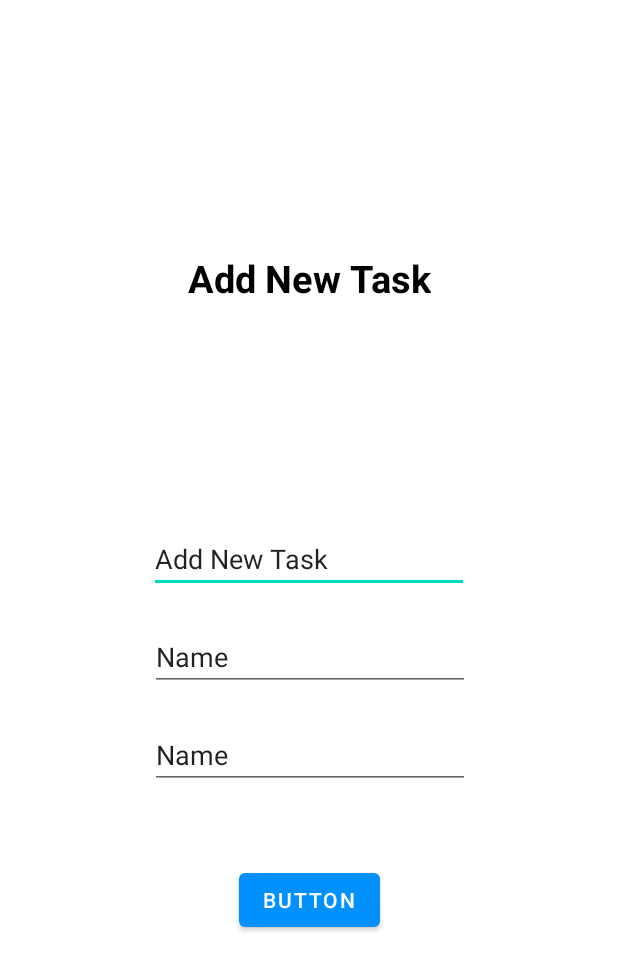
After one commit to m4rkl1n/StudyReminder, an Android app: the layout add_task.xml on its own in the app's theme, with its tools: preview values and no code run, on a phone screen of 412 x 824 dp. The commit adds this screen. Shown: the top 970 px of the screen. Run offline under Robolectric (Android 15) with nearby library versions, the phone set to English and light mode, and no system bars.

Commit message:
add new activity design

```diff
--- /dev/null
+++ b/app/src/main/res/layout/add_task.xml
@@ -0,0 +1,75 @@
+<?xml version="1.0" encoding="utf-8"?>
+<androidx.constraintlayout.widget.ConstraintLayout
+    xmlns:android="http://schemas.android.com/apk/res/android"
+    xmlns:app="http://schemas.android.com/apk/res-auto"
+    xmlns:tools="http://schemas.android.com/tools"
+    android:layout_width="match_parent"
+    android:layout_height="match_parent">
+
+    <TextView
+        android:id="@+id/addTasktxt"
+        android:layout_width="wrap_content"
+        android:layout_height="wrap_content"
+        android:layout_marginTop="50dp"
+        android:layout_marginBottom="30dp"
+        android:text="@string/addTask"
+        android:textColor="@color/black"
+        android:textSize="25dp"
+        android:textStyle="bold"
+        app:layout_constraintBottom_toTopOf="@+id/nametxt"
+        app:layout_constraintEnd_toEndOf="parent"
+        app:layout_constraintStart_toStartOf="parent"
+        app:layout_constraintTop_toTopOf="parent" />
+
+    <Button
+        android:id="@+id/button"
+        android:layout_width="wrap_content"
+        android:layout_height="wrap_content"
+        android:layout_marginTop="50dp"
+        android:layout_marginBottom="200dp"
+        android:text="Button"
+        app:layout_constraintBottom_toBottomOf="parent"
+        app:layout_constraintEnd_toEndOf="parent"
+        app:layout_constraintStart_toStartOf="parent"
+        app:layout_constraintTop_toBottomOf="@+id/datetxt" />
+
+    <EditText
+        android:id="@+id/nametxt"
+        android:layout_width="wrap_content"
+        android:layout_height="wrap_content"
+        android:layout_marginBottom="20dp"
+        android:ems="10"
+        android:inputType="text"
+        android:text="@string/addTask"
+        app:layout_constraintBottom_toTopOf="@+id/editTextTextPersonName2"
+        app:layout_constraintEnd_toEndOf="parent"
+        app:layout_constraintStart_toStartOf="parent" />
+
+    <EditText
+        android:id="@+id/editTextTextPersonName2"
+        android:layout_width="wrap_content"
+        android:layout_height="wrap_content"
+        android:layout_marginTop="20dp"
+        android:layout_marginBottom="20dp"
+        android:ems="10"
+        android:inputType="textPersonName"
+        android:text="Name"
+        app:layout_constraintBottom_toTopOf="@+id/datetxt"
+        app:layout_constraintEnd_toEndOf="parent"
+        app:layout_constraintHorizontal_bias="0.502"
+        app:layout_constraintStart_toStartOf="parent"
+        app:layout_constraintTop_toBottomOf="@+id/editTextTextPersonName" />
+
+    <EditText
+        android:id="@+id/datetxt"
+        android:layout_width="wrap_content"
+        android:layout_height="wrap_content"
+        android:layout_marginTop="20dp"
+        android:ems="10"
+        android:inputType="phone"
+        android:text="Name"
+        app:layout_constraintEnd_toEndOf="parent"
+        app:layout_constraintHorizontal_bias="0.502"
+        app:layout_constraintStart_toStartOf="parent"
+        app:layout_constraintTop_toBottomOf="@+id/editTextTextPersonName2" />
+</androidx.constraintlayout.widget.ConstraintLayout>
--- a/app/src/main/res/values/strings.xml
+++ b/app/src/main/res/values/strings.xml
@@ -2,10 +2,10 @@
     <string name="app_name">Study Reminder</string>
     <string name="settings">Settings</string>
     <string name="add">Add</string>
-<!--    <string name=""></string>-->
-<!--    <string name=""></string>-->
-<!--    <string name=""></string>-->
-<!--    <string name=""></string>-->
+    <string name="addTask">Add New Task</string>
+    <string name="taskDescription">Description</string>
+    <string name="taskTitle">Task Name</string>
+    <string name="taskDueDate">Due Date</string>
 <!--    <string name=""></string>-->
 <!--    <string name=""></string>-->
 <!--    <string name=""></string>-->
```
Also changed, not shown: app/src/main/java/com/example/studyreminder/NewTask.java (added, +7 -0 lines), app/src/main/java/com/example/studyreminder/myDatabase.java (+21 -16 lines).
